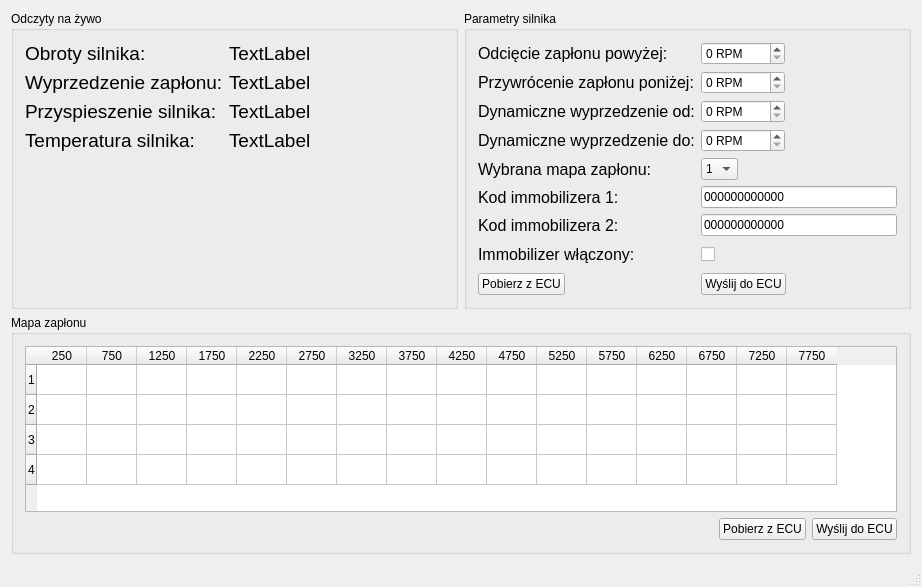
First picture: the form in diag-app/wndmain.ui, repository milyges/etz-ecu, before the edit.
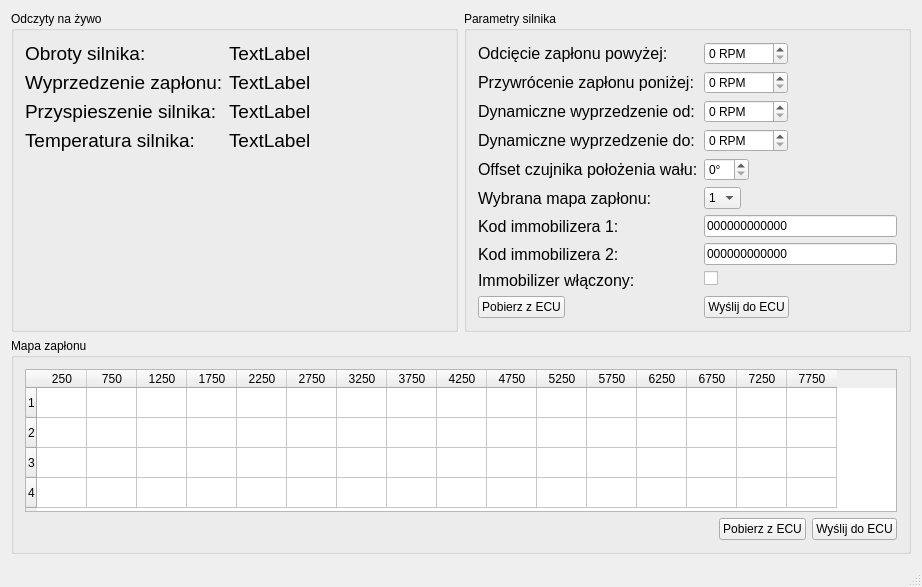
Second picture: the form after the edit.

Commit message: Dodano możliwość wprowadzenia offsetu czujnika zapłonu

```diff
--- a/diag-app/wndmain.ui
+++ b/diag-app/wndmain.ui
@@ -270,7 +270,7 @@
            </property>
           </widget>
          </item>
-         <item row="4" column="0">
+         <item row="6" column="0">
           <widget class="QLabel" name="label_12">
            <property name="font">
             <font>
@@ -282,7 +282,7 @@
            </property>
           </widget>
          </item>
-         <item row="5" column="0">
+         <item row="7" column="0">
           <widget class="QLabel" name="label_13">
            <property name="font">
             <font>
@@ -294,7 +294,7 @@
            </property>
           </widget>
          </item>
-         <item row="5" column="1">
+         <item row="7" column="1">
           <widget class="QLineEdit" name="leImmoKey0">
            <property name="inputMask">
             <string>HHHHHHHHHHHH; </string>
@@ -307,7 +307,7 @@
            </property>
           </widget>
          </item>
-         <item row="6" column="0">
+         <item row="8" column="0">
           <widget class="QLabel" name="label_14">
            <property name="font">
             <font>
@@ -319,7 +319,7 @@
            </property>
           </widget>
          </item>
-         <item row="6" column="1">
+         <item row="8" column="1">
           <widget class="QLineEdit" name="leImmoKey1">
            <property name="inputMask">
             <string>HHHHHHHHHHHH; </string>
@@ -332,21 +332,21 @@
            </property>
           </widget>
          </item>
-         <item row="9" column="1">
+         <item row="11" column="1">
           <widget class="QPushButton" name="pbWriteParams">
            <property name="text">
             <string>Wyślij do ECU</string>
            </property>
           </widget>
          </item>
-         <item row="9" column="0">
+         <item row="11" column="0">
           <widget class="QPushButton" name="pbReadParams">
            <property name="text">
             <string>Pobierz z ECU</string>
            </property>
           </widget>
          </item>
-         <item row="4" column="1">
+         <item row="6" column="1">
           <widget class="QComboBox" name="cbCurrentMap">
            <item>
             <property name="text">
@@ -370,7 +370,7 @@
            </item>
           </widget>
          </item>
-         <item row="7" column="0">
+         <item row="9" column="0">
           <widget class="QLabel" name="label_4">
            <property name="font">
             <font>
@@ -382,7 +382,7 @@
            </property>
           </widget>
          </item>
-         <item row="7" column="1">
+         <item row="9" column="1">
           <widget class="QCheckBox" name="cbImmoEnabled">
            <property name="font">
             <font>
@@ -390,7 +390,29 @@
             </font>
            </property>
            <property name="text">
-            <string> </string>
+            <string/>
+           </property>
+          </widget>
+         </item>
+         <item row="4" column="0">
+          <widget class="QLabel" name="label_6">
+           <property name="font">
+            <font>
+             <pointsize>12</pointsize>
+            </font>
+           </property>
+           <property name="text">
+            <string>Offset czujnika położenia wału:</string>
+           </property>
+          </widget>
+         </item>
+         <item row="4" column="1">
+          <widget class="QSpinBox" name="sbOffset">
+           <property name="suffix">
+            <string>°</string>
+           </property>
+           <property name="maximum">
+            <number>90</number>
            </property>
           </widget>
          </item>
```
The commit also changes 4 other files.
